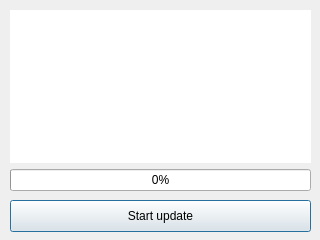
solusipse/web-to-webm, file src/updater.ui: the form before one commit.
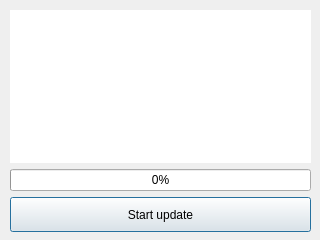
The form after the commit.

Commit message: working on pro file (qmake should compile renamer.cpp what is actually done and place is in app bulde on osx)

The edit to the form file:
```diff
--- a/src/updater.ui
+++ b/src/updater.ui
@@ -88,11 +88,17 @@
    <property name="geometry">
     <rect>
      <x>10</x>
-     <y>200</y>
+     <y>197</y>
      <width>301</width>
-     <height>32</height>
+     <height>35</height>
     </rect>
    </property>
+   <property name="maximumSize">
+    <size>
+     <width>16777215</width>
+     <height>35</height>
+    </size>
+   </property>
    <property name="text">
     <string>Start update</string>
    </property>
```
The commit also changes 2 other files.
